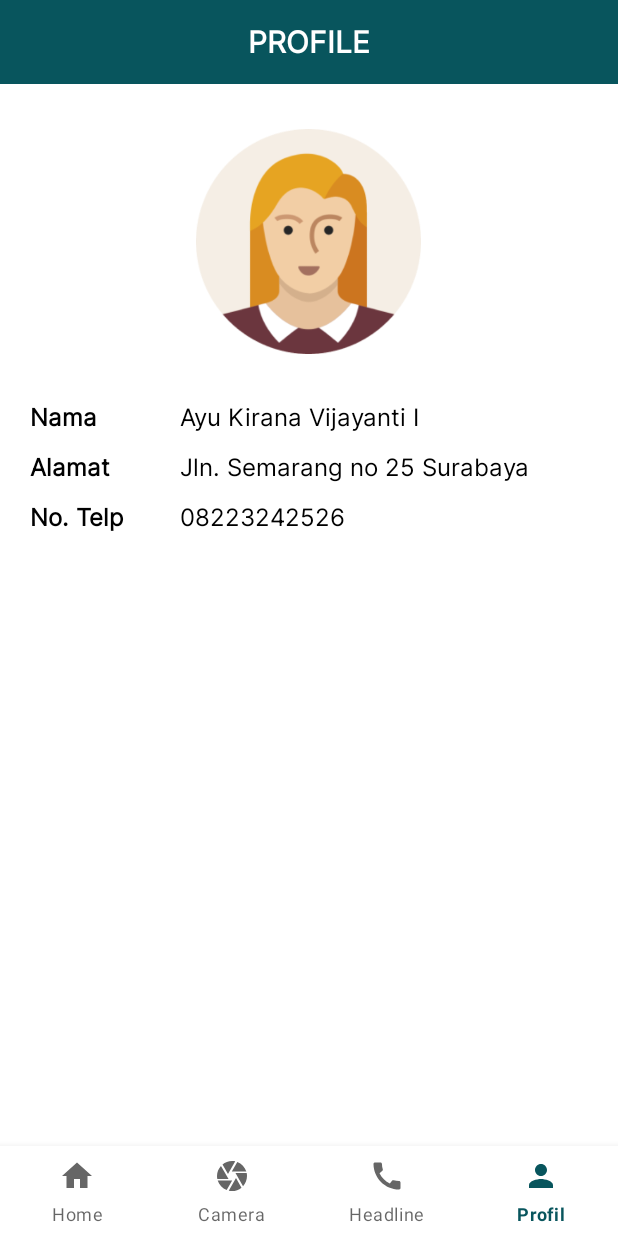
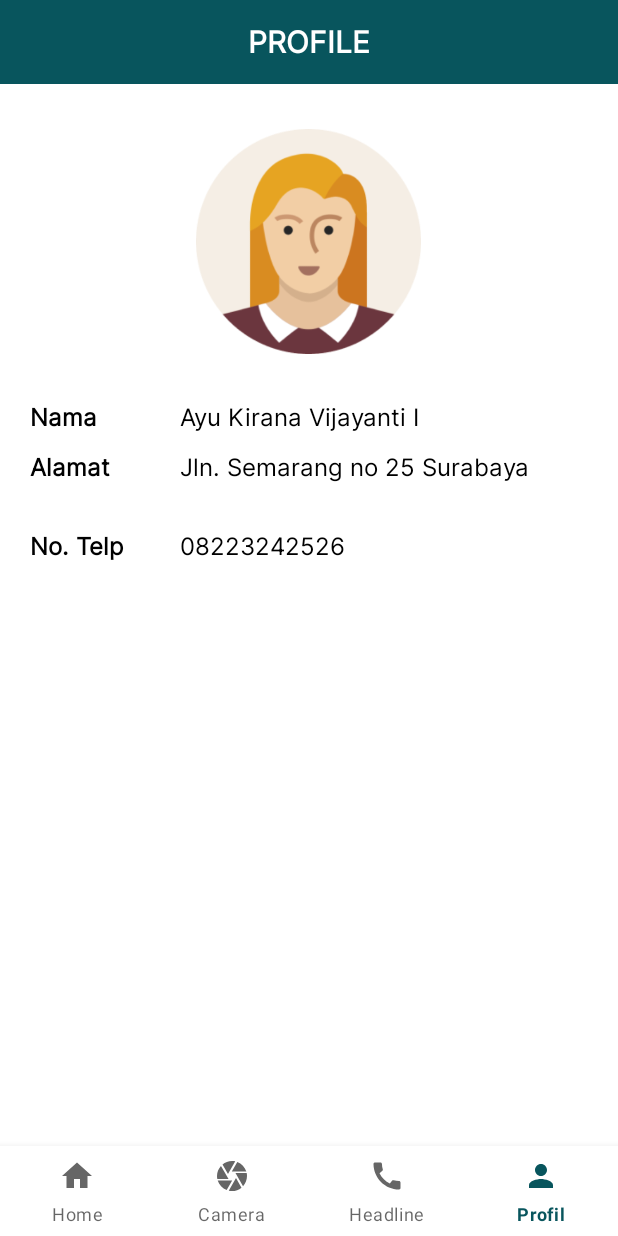
Before and after one commit to fauzanf07/SmartMoneyRecognition, an Android app: the screen it shows after launch (MainActivity), item 4 of the bottom bar chosen, on a phone screen of 412 x 824 dp. Run offline under Robolectric (Android 15) with nearby library versions, the phone set to English and light mode, and no system bars.

Commit message:
Fixing TableLayout

```diff
--- a/app/src/main/res/layout/fragment_profil.xml
+++ b/app/src/main/res/layout/fragment_profil.xml
@@ -48,7 +48,9 @@
         <TableLayout
             android:layout_width="match_parent"
             android:layout_height="wrap_content"
-            android:layout_marginTop="20dp">
+            android:layout_marginTop="20dp"
+            android:stretchColumns="1"
+            android:shrinkColumns="1">
             <TableRow
                 android:layout_width="match_parent"
                 android:layout_height="wrap_content">
@@ -80,14 +82,16 @@
                     android:textStyle="bold"
                     android:textColor="@color/black"
                     android:fontFamily="@font/inter_regular"
-                    android:paddingTop="10dp"/>
+                    android:paddingTop="10dp"
+                    android:minLines="2"/>
                 <TextView
                     android:layout_width="wrap_content"
                     android:layout_height="wrap_content"
                     android:text="@string/example_alamat"
                     android:textSize="16sp"
                     android:textColor="@color/black"
-                    android:fontFamily="@font/inter_regular"/>
+                    android:fontFamily="@font/inter_regular"
+                    android:minLines="2"/>
             </TableRow>
             <TableRow
                 android:layout_width="match_parent"
```
